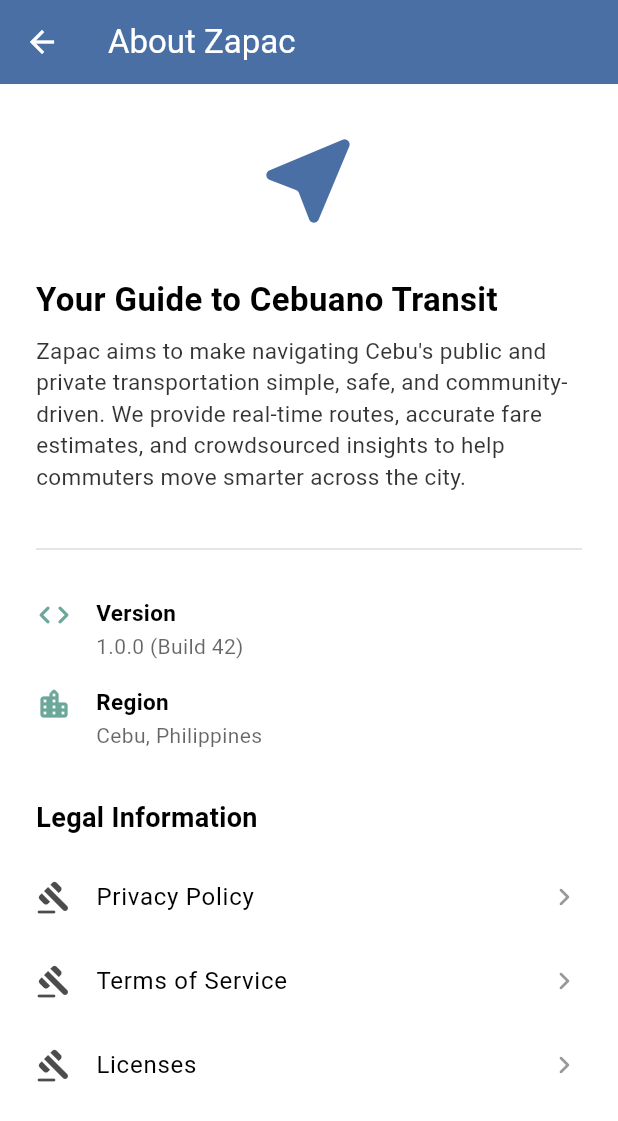
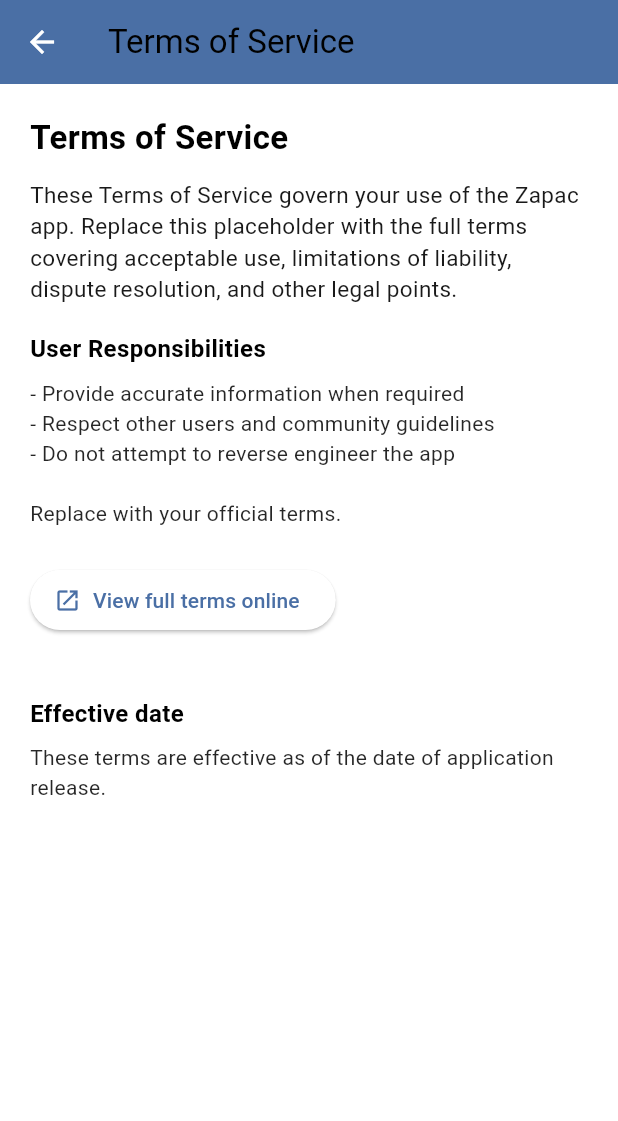
Before and after one commit to charissejamien/ZapacV2, a Flutter app: the AboutPage screen opened directly, after a tap on "Terms of Service", on a phone screen of 412 x 824 dp. Shown: the top 1121 px of the screen. Run offline on Flutter 3.47's test engine with Material 3 defaults, Android fonts, the phone set to English and light mode, and no system bars; our stand-ins replace cloud_firestore, firebase_auth, firebase_core, geolocator, google_fonts, google_maps_flutter and 3 more; missing offline and left inert: flutter_polyline_points; accounts and stored records are empty.

Commit message:
added privacy and terms of service

```diff
--- a/lib/settings/about_page.dart
+++ b/lib/settings/about_page.dart
@@ -1,5 +1,7 @@
 import 'package:flutter/material.dart';
 import 'package:url_launcher/url_launcher.dart';
+import 'privacy_policy.dart';
+import 'terms_of_service.dart';
 
 class AboutPage extends StatelessWidget {
   const AboutPage({super.key});
@@ -84,12 +86,16 @@
             _buildLegalTile(
               context,
               title: 'Privacy Policy',
-              onTap: () => _launchURL('https://zapac.ph/privacy'), // Placeholder link
+              onTap: () => Navigator.push(context,
+                MaterialPageRoute(builder: (_) => const PrivacyPolicyPage()),
+            ),
             ),
             _buildLegalTile(
               context,
               title: 'Terms of Service',
-              onTap: () => _launchURL('https://zapac.ph/terms'), // Placeholder link
+              onTap: () => Navigator.push(context,
+                MaterialPageRoute(builder: (_) => const TermsOfServicePage()),
+              ),
             ),
             _buildLegalTile(
               context,
--- /dev/null
+++ b/lib/settings/terms_of_service.dart
@@ -0,0 +1,63 @@
+import 'package:flutter/material.dart';
+import 'package:url_launcher/url_launcher.dart';
+
+class TermsOfServicePage extends StatelessWidget {
+  final String onlineUrl;
+
+  const TermsOfServicePage({super.key, this.onlineUrl = 'https://zapac.ph/terms'});
+
+  Future<void> _openOnline(BuildContext context) async {
+    final uri = Uri.parse(onlineUrl);
+    if (await canLaunchUrl(uri)) {
+      await launchUrl(uri, mode: LaunchMode.externalApplication);
+    } else {
+      ScaffoldMessenger.of(context).showSnackBar(const SnackBar(content: Text('Could not open terms URL')));
+    }
+  }
+
+  @override
+  Widget build(BuildContext context) {
+    final cs = Theme.of(context).colorScheme;
+    return Scaffold(
+      appBar: AppBar(
+        title: const Text('Terms of Service'),
+        backgroundColor: cs.primary,
+        iconTheme: IconThemeData(color: cs.onPrimary),
+      ),
+      body: SafeArea(
+        child: SingleChildScrollView(
+          padding: const EdgeInsets.all(20),
+          child: Column(crossAxisAlignment: CrossAxisAlignment.start, children: <Widget>[
+            Text('Terms of Service', style: TextStyle(fontSize: 22, fontWeight: FontWeight.bold, color: cs.onSurface)),
+            const SizedBox(height: 12),
+            Text(
+              'These Terms of Service govern your use of the Zapac app. Replace this placeholder with the full '
+              'terms covering acceptable use, limitations of liability, dispute resolution, and other legal points.',
+              style: TextStyle(fontSize: 15, color: cs.onSurface.withOpacity(0.9)),
+            ),
+            const SizedBox(height: 18),
+            Text('User Responsibilities', style: TextStyle(fontSize: 16, fontWeight: FontWeight.bold, color: cs.onSurface)),
+            const SizedBox(height: 8),
+            Text(
+              '- Provide accurate information when required\n'
+              '- Respect other users and community guidelines\n'
+              '- Do not attempt to reverse engineer the app\n\n'
+              'Replace with your official terms.',
+              style: TextStyle(color: cs.onSurface.withOpacity(0.85)),
+            ),
+            const SizedBox(height: 24),
+            ElevatedButton.icon(
+              onPressed: () => _openOnline(context),
+              icon: const Icon(Icons.open_in_new),
+              label: const Text('View full terms online'),
+            ),
+            const SizedBox(height: 40),
+            Text('Effective date', style: TextStyle(fontSize: 16, fontWeight: FontWeight.bold, color: cs.onSurface)),
+            const SizedBox(height: 8),
+            Text('These terms are effective as of the date of application release.', style: TextStyle(color: cs.onSurface.withOpacity(0.85))),
+          ]),
+        ),
+      ),
+    );
+  }
+}
--- a/pubspec.yaml
+++ b/pubspec.yaml
@@ -61,3 +61,4 @@
     - assets/terminalsIcon.png
     - assets/maximOne.png
     - assets/maximT.png
+    - assets/van.png
```
Also changed, not shown: lib/settings/privacy_policy.dart (added, +55 -0 lines), assets/van.png (added).
